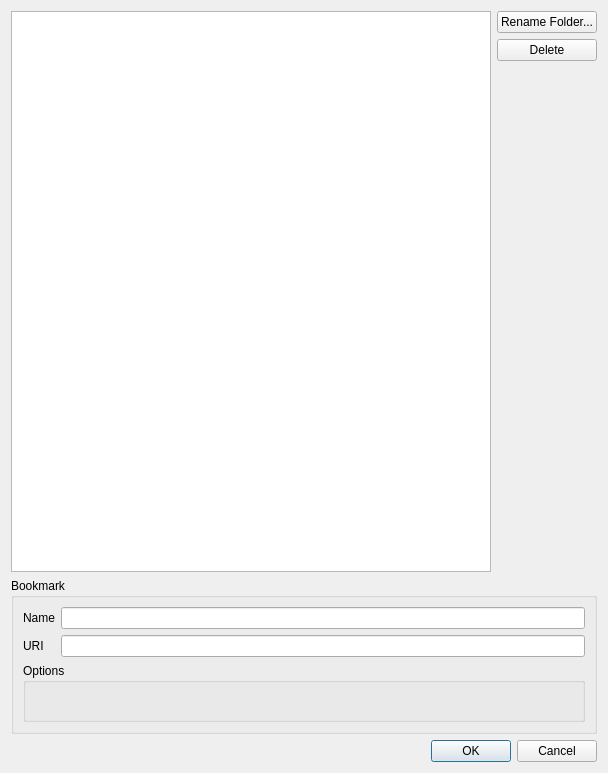
The window that src/UI/QT/Form_ManBookmark.ui (TheBeef/WhippyTerm) describes before a commit, drawn with Qt 5.
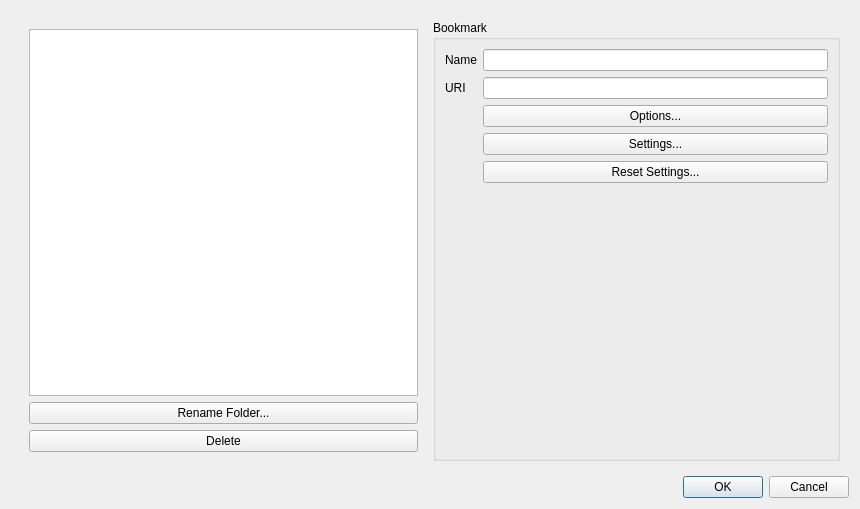
The same window after the commit. Custom widgets are drawn as their Qt base class.

Commit message: Fixed Rework bookmarks UI

Patch:
```diff
--- a/src/UI/QT/Form_ManBookmark.ui
+++ b/src/UI/QT/Form_ManBookmark.ui
@@ -6,29 +6,20 @@
    <rect>
     <x>0</x>
     <y>0</y>
-    <width>608</width>
-    <height>773</height>
+    <width>860</width>
+    <height>509</height>
    </rect>
   </property>
   <property name="windowTitle">
    <string>Manage Bookmarks</string>
   </property>
-  <layout class="QVBoxLayout" name="verticalLayout_3">
+  <layout class="QVBoxLayout" name="verticalLayout_4">
    <item>
-    <widget class="QWidget" name="widget" native="true">
+    <widget class="QWidget" name="widget_4" native="true">
      <layout class="QHBoxLayout" name="horizontalLayout">
-      <property name="leftMargin">
-       <number>0</number>
-      </property>
-      <property name="topMargin">
-       <number>0</number>
-      </property>
-      <property name="rightMargin">
-       <number>0</number>
-      </property>
-      <property name="bottomMargin">
-       <number>0</number>
-      </property>
+      <item>
+       <widget class="QWidget" name="widget" native="true">
+        <layout class="QVBoxLayout" name="verticalLayout_3">
       <item>
        <widget class="MB_DragItems_QTreeWidget" name="Folder_treeWidget">
         <property name="editTriggers">
@@ -76,19 +67,6 @@
            </property>
           </widget>
          </item>
-         <item>
-          <spacer name="verticalSpacer">
-           <property name="orientation">
-            <enum>Qt::Vertical</enum>
-           </property>
-           <property name="sizeHint" stdset="0">
-            <size>
-             <width>20</width>
-             <height>40</height>
-            </size>
-           </property>
-          </spacer>
-         </item>
         </layout>
        </widget>
       </item>
@@ -136,30 +114,42 @@
          <item row="1" column="1">
           <widget class="QLineEdit" name="URI_lineEdit"/>
          </item>
-        </layout>
-       </widget>
-      </item>
-      <item>
-       <widget class="QGroupBox" name="Options_groupBox">
-        <property name="title">
-         <string>Options</string>
-        </property>
-        <layout class="QVBoxLayout" name="verticalLayout_5">
-         <item>
-          <layout class="QFormLayout" name="Options_formLayout">
-           <property name="leftMargin">
-            <number>9</number>
-           </property>
-           <property name="topMargin">
-            <number>9</number>
-           </property>
-           <property name="rightMargin">
-            <number>9</number>
-           </property>
-           <property name="bottomMargin">
-            <number>9</number>
-           </property>
-          </layout>
+            <item row="2" column="1">
+             <widget class="QPushButton" name="Options_pushButton">
+              <property name="text">
+               <string>Options...</string>
+              </property>
+             </widget>
+            </item>
+            <item row="3" column="1">
+             <widget class="QPushButton" name="Settings_pushButton">
+              <property name="text">
+               <string>Settings...</string>
+              </property>
+             </widget>
+            </item>
+            <item row="5" column="1">
+             <spacer name="verticalSpacer">
+              <property name="orientation">
+               <enum>Qt::Vertical</enum>
+              </property>
+              <property name="sizeHint" stdset="0">
+               <size>
+                <width>20</width>
+                <height>40</height>
+               </size>
+              </property>
+             </spacer>
+            </item>
+            <item row="4" column="1">
+             <widget class="QPushButton" name="ResetSettings_pushButton">
+              <property name="text">
+               <string>Reset Settings...</string>
+              </property>
+             </widget>
+            </item>
+           </layout>
+          </widget>
          </item>
         </layout>
        </widget>
```
Lines whose indentation alone changed are shown as unchanged. The commit also changes 9 other files.
